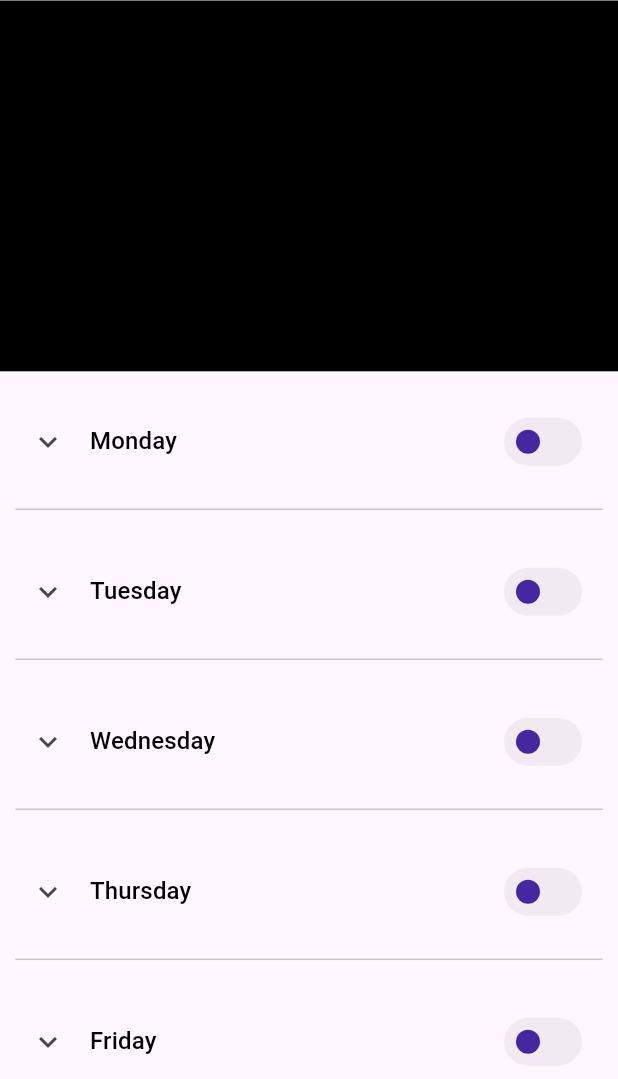
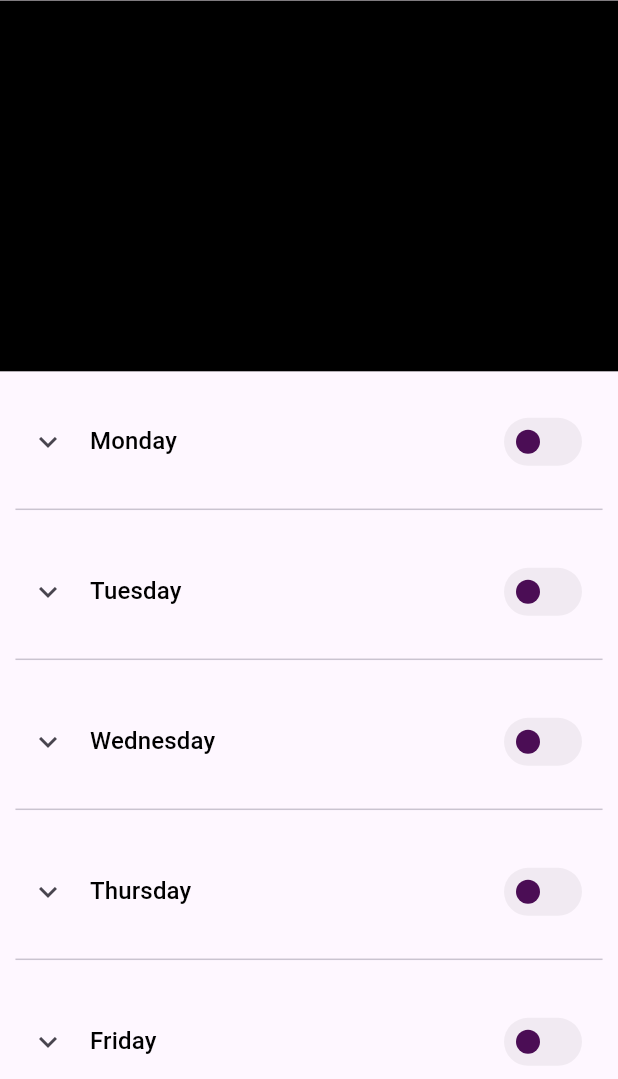
Before and after one commit to anettaj/Schedule_States_flutter, a Flutter app: the screen it shows after launch, on a phone screen of 412 x 824 dp, the part 157-1236 px from its top. Run offline on Flutter 3.47's test engine with Material 3 defaults, Android fonts, the phone set to English and light mode, and no system bars; our stand-ins replace dropdown_button2.

Commit message:
changed colour to (0xff4B0D55)

```diff
--- a/lib/Components/constance.dart
+++ b/lib/Components/constance.dart
@@ -1,16 +1,15 @@
-
 import 'package:flutter/material.dart';
 
 //togglebutton
-Color kinactiveThumbColor=Colors.deepPurple.shade800;
+Color kinactiveThumbColor=Color(0xff4B0D55);
 const kactiveColor=Colors.white;
-const kactiveTrackColor=Colors.green;
+const kactiveTrackColor=Color(0xff6CDB98);
 const Color kinactiveTrackColor=Colors.black12;
 const kinactiveOutlineColor=Colors.green;
 const kactiveOutlineColor=Colors.transparent;
 
 //scheduleCard
-const kButtonStyleDataColor=Color(0xffF6F3FA);
+const kButtonStyleDataColor=Color(0xffF6F4FA);
 const kDropDownTextStyle=TextStyle(
   letterSpacing: 0.015,
   fontSize: 16,
@@ -23,3 +22,5 @@ const kWeekNameStyle=TextStyle(
   wordSpacing: 1,
 );
 const kThemeDividerColor=Colors.transparent;
+
+Color  HomeThemeColor=Color(0xff4B0D55);
```
